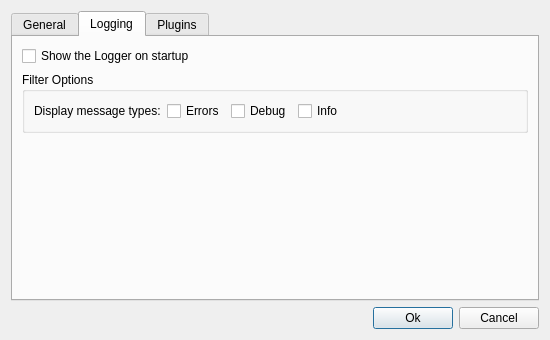
Before: the Qt Designer form resources/forms/SettingsDialogDesign.ui in einaru/luma, drawn with Qt 5.
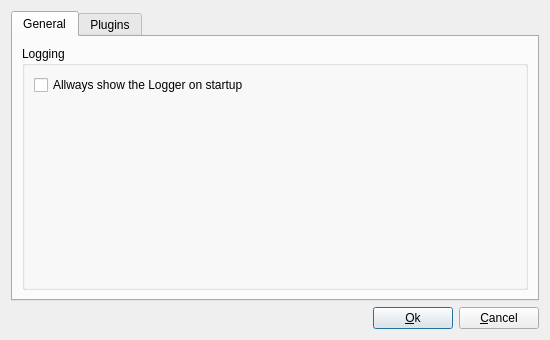
After: the same form once the commit is applied. The open tabs and pages were chosen to show the change.

Commit message: Fixes: SearchPlugin;   Visual feedback on search errors.   Filter syntax highlighting in the filter builder.   No longer opens up with a server selected -> this makes the plugin load faster.

```diff
--- a/resources/forms/SettingsDialogDesign.ui
+++ b/resources/forms/SettingsDialogDesign.ui
@@ -33,14 +33,17 @@
      <item>
       <widget class="QPushButton" name="actionSave">
        <property name="text">
-        <string>Ok</string>
+        <string>&amp;Ok</string>
+       </property>
+       <property name="default">
+        <bool>true</bool>
        </property>
       </widget>
      </item>
      <item>
       <widget class="QPushButton" name="actionCancel">
        <property name="text">
-        <string>Cancel</string>
+        <string>&amp;Cancel</string>
        </property>
       </widget>
      </item>
@@ -65,149 +68,39 @@
        <item>
         <widget class="QGroupBox" name="i18nGroup">
          <property name="title">
-          <string>i18n</string>
+          <string>Logging</string>
          </property>
-         <layout class="QVBoxLayout" name="verticalLayout_4">
-          <item>
-           <layout class="QHBoxLayout" name="horizontalLayout_2">
+         <layout class="QGridLayout" name="gridLayout_2">
+          <item row="0" column="0">
+           <layout class="QHBoxLayout" name="horizontalLayout_3">
             <item>
-             <widget class="QLabel" name="label">
+             <widget class="QCheckBox" name="showLoggerOnStart">
               <property name="text">
-               <string>Application language</string>
+               <string>Allways show the Logger on startup</string>
               </property>
-             </widget>
-            </item>
-            <item>
-             <widget class="QComboBox" name="languageSelector"/>
-            </item>
-            <item>
-             <spacer name="horizontalSpacer">
-              <property name="orientation">
-               <enum>Qt::Horizontal</enum>
-              </property>
-              <property name="sizeHint" stdset="0">
-               <size>
-                <width>40</width>
-                <height>20</height>
-               </size>
-              </property>
-             </spacer>
-            </item>
-           </layout>
-          </item>
-         </layout>
-        </widget>
-       </item>
-       <item>
-        <spacer name="spacer_2">
-         <property name="orientation">
-          <enum>Qt::Vertical</enum>
-         </property>
-         <property name="sizeHint" stdset="0">
-          <size>
-           <width>20</width>
-           <height>40</height>
-          </size>
-         </property>
-        </spacer>
-       </item>
-      </layout>
-     </widget>
-     <widget class="QWidget" name="tabLogging">
-      <attribute name="title">
-       <string>Logging</string>
-      </attribute>
-      <layout class="QVBoxLayout" name="verticalLayout">
-       <item>
-        <layout class="QHBoxLayout" name="horizontalLayout_3">
-         <item>
-          <widget class="QCheckBox" name="showLoggerOnStart">
-           <property name="text">
-            <string>Show the Logger on startup</string>
-           </property>
-           <property name="checked">
-            <bool>false</bool>
-           </property>
-          </widget>
-         </item>
-        </layout>
-       </item>
-       <item>
-        <widget class="QGroupBox" name="logFilterGroup">
-         <property name="title">
-          <string>Filter Options</string>
-         </property>
-         <layout class="QVBoxLayout" name="verticalLayout_2">
-          <item>
-           <layout class="QHBoxLayout" name="horizontalLayout_4">
-            <item>
-             <widget class="QLabel" name="label_2">
-              <property name="text">
-               <string>Display message types:</string>
-              </property>
-             </widget>
-            </item>
-            <item>
-             <widget class="QCheckBox" name="showErrors">
-              <property name="text">
-               <string>Errors</string>
-              </property>
               <property name="checked">
                <bool>false</bool>
               </property>
              </widget>
             </item>
-            <item>
-             <widget class="QCheckBox" name="showDebug">
-              <property name="text">
-               <string>Debug</string>
-              </property>
-              <property name="checked">
-               <bool>false</bool>
-              </property>
-             </widget>
-            </item>
-            <item>
-             <widget class="QCheckBox" name="showInfo">
-              <property name="text">
-               <string>Info</string>
-              </property>
-              <property name="checked">
-               <bool>false</bool>
-              </property>
-             </widget>
-            </item>
-            <item>
-             <spacer name="horizontalSpacer_2">
-              <property name="orientation">
-               <enum>Qt::Horizontal</enum>
-              </property>
-              <property name="sizeHint" stdset="0">
-               <size>
-                <width>40</width>
-                <height>20</height>
-               </size>
-              </property>
-             </spacer>
-            </item>
            </layout>
           </item>
+          <item row="1" column="0">
+           <spacer name="verticalSpacer_2">
+            <property name="orientation">
+             <enum>Qt::Vertical</enum>
+            </property>
+            <property name="sizeHint" stdset="0">
+             <size>
+              <width>20</width>
+              <height>40</height>
+             </size>
+            </property>
+           </spacer>
+          </item>
          </layout>
         </widget>
        </item>
-       <item>
-        <spacer name="verticalSpacer">
-         <property name="orientation">
-          <enum>Qt::Vertical</enum>
-         </property>
-         <property name="sizeHint" stdset="0">
-          <size>
-           <width>20</width>
-           <height>40</height>
-          </size>
-         </property>
-        </spacer>
-       </item>
       </layout>
      </widget>
      <widget class="QWidget" name="tabPlugins">
```
Left out of the diff: 9 changed lines with no effect on the pictures. The commit also changes 43 other files.
